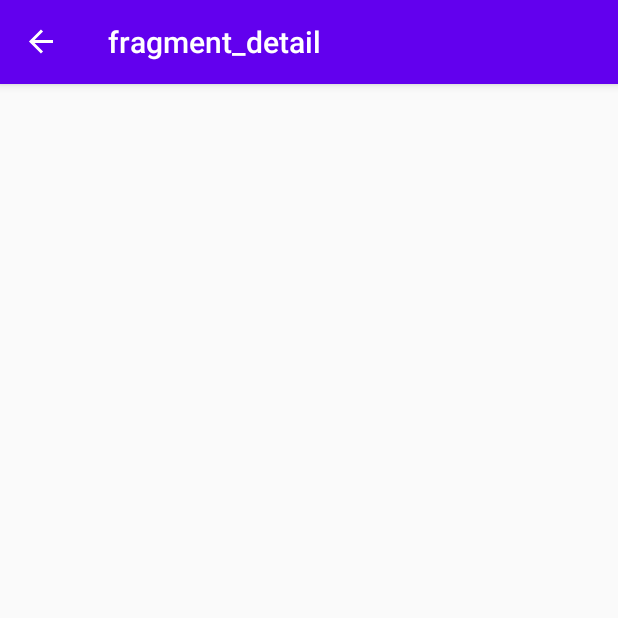
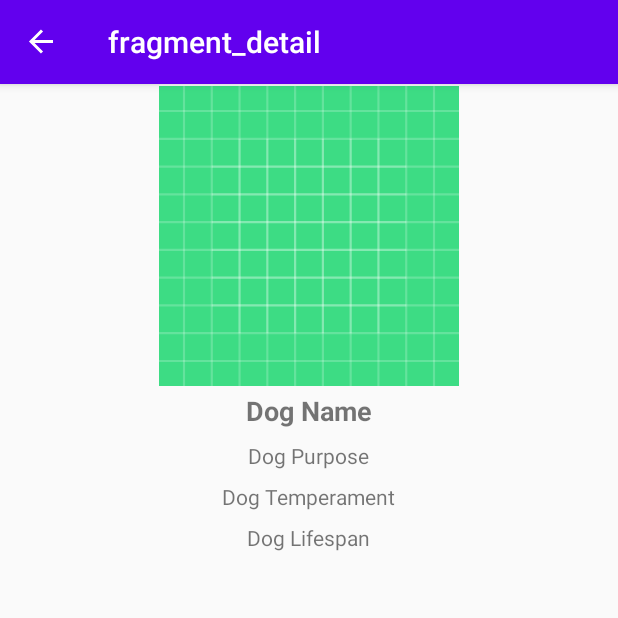
Before and after one commit to Hrishikesh6419/FetchDogsJavaMVVM, an Android app: the DetailFragment screen opened through its navigation route, on a phone screen of 412 x 824 dp, the top half of it. Run offline under Robolectric (Android 15) with nearby library versions, the phone set to English and light mode, and no system bars; our stand-ins replace ButterKnife, navigation-ui.

Commit message:
Created stuff in fragment_detail.xml

```diff
--- a/app/src/main/res/layout/fragment_detail.xml
+++ b/app/src/main/res/layout/fragment_detail.xml
@@ -1,10 +1,62 @@
 <?xml version="1.0" encoding="utf-8"?>
-<androidx.constraintlayout.widget.ConstraintLayout xmlns:android="http://schemas.android.com/apk/res/android"
+<RelativeLayout xmlns:android="http://schemas.android.com/apk/res/android"
     xmlns:app="http://schemas.android.com/apk/res-auto"
     xmlns:tools="http://schemas.android.com/tools"
     android:layout_width="match_parent"
     android:layout_height="match_parent"
     tools:context=".view.ListFragment">
 
+    <ImageView
+        android:id="@+id/dogImage"
+        android:layout_width="match_parent"
+        android:layout_height="wrap_content"
+        android:layout_alignParentTop="true"
+        android:minHeight="200dp"
+        android:scaleType="fitCenter"
+        android:src="@drawable/ic_launcher_background"
+        />
 
-</androidx.constraintlayout.widget.ConstraintLayout>
+    <TextView
+        android:id="@+id/dogName"
+        android:layout_width="wrap_content"
+        android:layout_height="wrap_content"
+        style="@style/Title"
+        android:layout_margin="4dp"
+        android:text="Dog Name"
+        android:layout_below="@id/dogImage"
+        android:layout_centerHorizontal="true"
+        />
+    <TextView
+        android:id="@+id/dogPurpose"
+        android:layout_width="wrap_content"
+        android:layout_height="wrap_content"
+        style="@style/Text"
+        android:layout_margin="4dp"
+        android:layout_below="@+id/dogName"
+        android:layout_centerHorizontal="true"
+        android:text="Dog Purpose"
+        />
+
+    <TextView
+        android:id="@+id/dogTemperament"
+        android:layout_width="wrap_content"
+        android:layout_height="wrap_content"
+        style="@style/Text"
+        android:layout_margin="4dp"
+        android:layout_below="@+id/dogPurpose"
+        android:layout_centerHorizontal="true"
+        android:text="Dog Temperament"
+        />
+
+    <TextView
+        android:id="@+id/dogLifeSpan"
+        android:layout_width="wrap_content"
+        android:layout_height="wrap_content"
+        style="@style/Text"
+        android:layout_margin="4dp"
+        android:layout_below="@+id/dogTemperament"
+        android:layout_centerHorizontal="true"
+        android:text="Dog Lifespan"
+        />
+
+</RelativeLayout>
```
